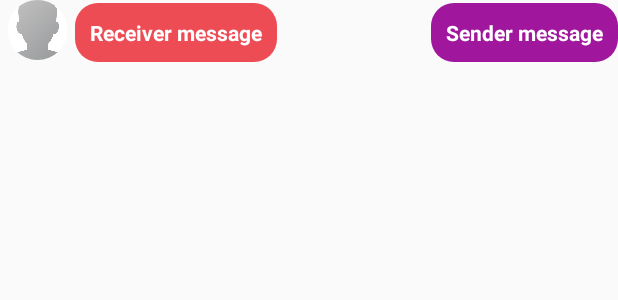
After one commit to xinliu50/SocialMediaApp, an Android app: the layout message_layout_of_users.xml on its own in the app's theme, with its tools: preview values and no code run, on a phone screen of 412 x 824 dp. The commit adds this screen. Shown: the top 300 px of the screen. Run offline under Robolectric (Android 15) with nearby library versions, the phone set to English and light mode, and no system bars.

Commit message:
sending messages

```diff
--- /dev/null
+++ b/app/src/main/res/drawable/receiver_message_text_background.xml
@@ -0,0 +1,8 @@
+<?xml version="1.0" encoding="utf-8"?>
+<shape xmlns:android="http://schemas.android.com/apk/res/android">
+
+    <solid android:color="@color/colorPrimary">
+    </solid>
+
+    <corners android:radius="15dp"></corners>
+</shape>
--- /dev/null
+++ b/app/src/main/res/drawable/sender_message_text_background.xml
@@ -0,0 +1,8 @@
+<?xml version="1.0" encoding="utf-8"?>
+<shape xmlns:android="http://schemas.android.com/apk/res/android">
+
+    <solid android:color="@color/sendercolor">
+    </solid>
+
+    <corners android:radius="15dp"></corners>
+</shape>
--- /dev/null
+++ b/app/src/main/res/layout/message_layout_of_users.xml
@@ -0,0 +1,40 @@
+<?xml version="1.0" encoding="utf-8"?>
+<RelativeLayout xmlns:android="http://schemas.android.com/apk/res/android"
+    android:layout_width="match_parent"
+    android:layout_height="wrap_content">
+
+    <de.hdodenhof.circleimageview.CircleImageView
+        android:id="@+id/message_profile_image"
+        android:layout_width="50dp"
+        android:layout_height="40dp"
+        android:src="@drawable/profile"/>
+
+    <TextView
+        android:id="@+id/receiver_message_text"
+        android:layout_width="wrap_content"
+        android:layout_height="wrap_content"
+        android:layout_alignParentTop="true"
+        android:layout_marginTop="2dp"
+        android:layout_toEndOf="@id/message_profile_image"
+        android:text="Receiver message"
+        android:textColor="@android:color/background_light"
+        android:padding="10dp"
+        android:textSize="14sp"
+        android:textStyle="bold"
+        android:background="@drawable/receiver_message_text_background"/>
+
+    <TextView
+        android:id="@+id/sender_message_text"
+        android:layout_width="wrap_content"
+        android:layout_height="wrap_content"
+        android:layout_alignParentEnd="true"
+        android:layout_marginTop="2dp"
+        android:layout_alignParentTop="@id/receiver_message_text"
+        android:text="Sender message"
+        android:textColor="@android:color/background_light"
+        android:padding="10dp"
+        android:textSize="14sp"
+        android:textStyle="bold"
+        android:background="@drawable/sender_message_text_background"/>
+
+</RelativeLayout>
--- a/app/src/main/res/values/colors.xml
+++ b/app/src/main/res/values/colors.xml
@@ -5,4 +5,5 @@
     <color name="colorAccent">#E9EBEE</color>
     <color name="colorProfile">#3B4041</color>
     <color name="mainBackground">#D7D7D7</color>
+    <color name="sendercolor">#A0179E</color>
 </resources>
```
Also changed, not shown: app/src/main/java/com/example/letchattutorial/ChatActivity.java (+53 -0 lines), app/src/main/java/com/example/letchattutorial/Messages.java (added, +55 -0 lines), app/src/main/java/com/example/letchattutorial/MessagesAdapter.java (added, +116 -0 lines).
